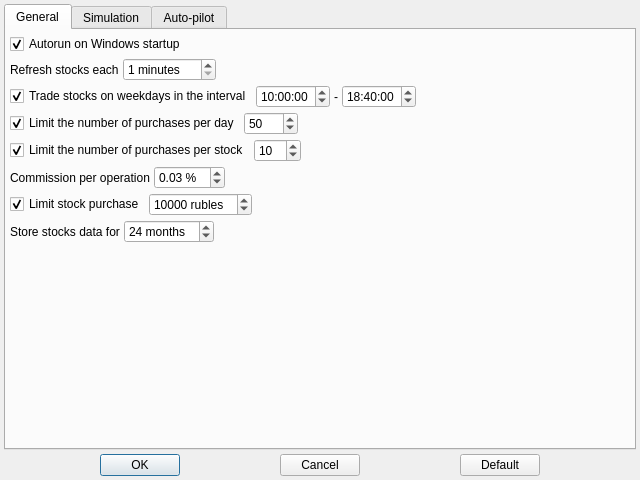
Above: src/config/settingsdialog.ui from Gris87/TInvestor before the change. Below: the same form after it.
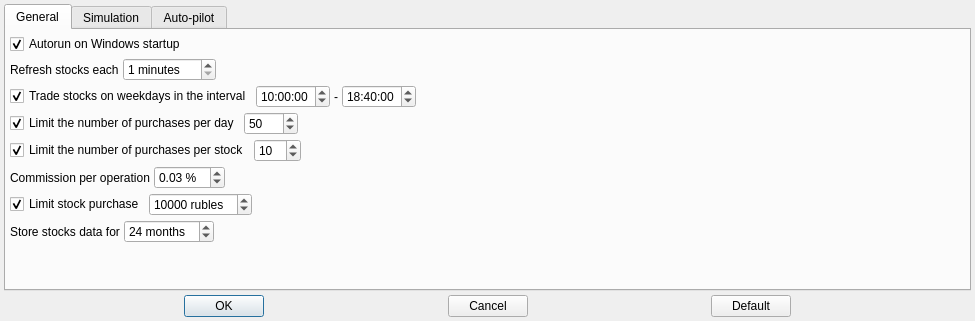
That is the form after the change. Custom widgets are drawn as their Qt base class.

Diff of the .ui file:
```diff
--- a/src/config/settingsdialog.ui
+++ b/src/config/settingsdialog.ui
@@ -6,8 +6,8 @@
    <rect>
     <x>0</x>
     <y>0</y>
-    <width>640</width>
-    <height>480</height>
+    <width>975</width>
+    <height>321</height>
    </rect>
   </property>
   <property name="windowTitle">
```
